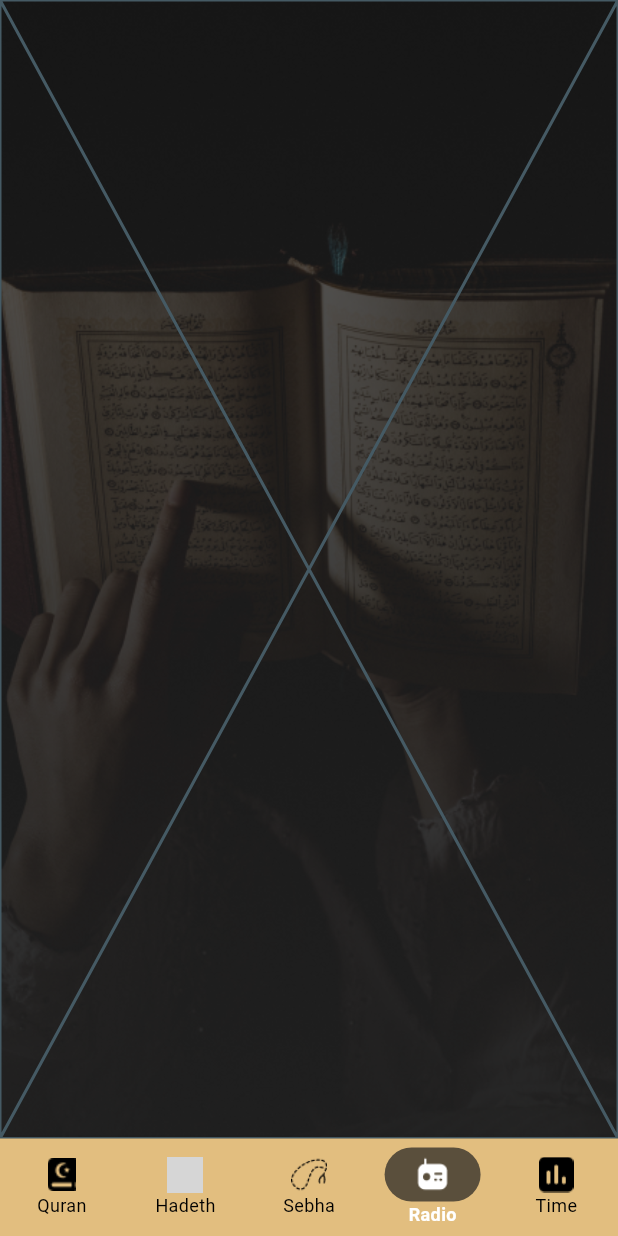
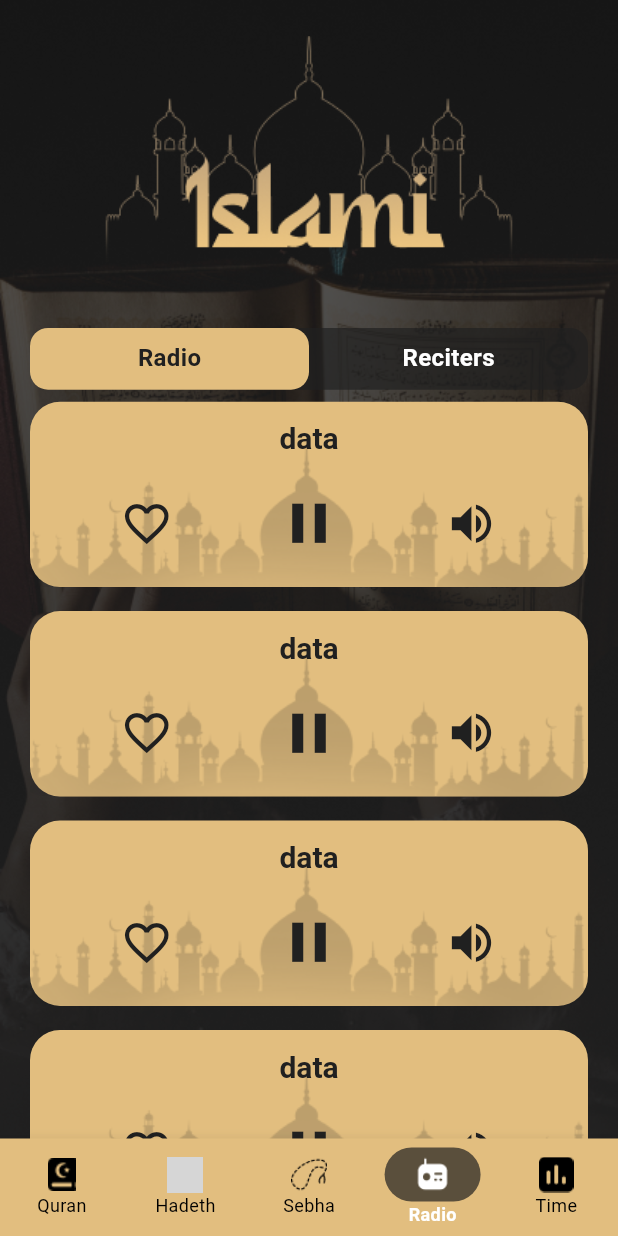
Before and after one commit to EsteshhadMohammed36/Islami, a Flutter app: the screen it shows after launch, item 4 of the bottom bar chosen, on a phone screen of 412 x 824 dp. Run offline on Flutter 3.47's test engine with Material 3 defaults, Android fonts, the phone set to English and light mode, and no system bars; our stand-ins replace carousel_slider, shared_preferences; grey boxes are pictures that could not be loaded.

Commit message:
Finished Radio Tab UI.

```diff
--- /dev/null
+++ b/lib/radio/default_tab_bar_view.dart
@@ -0,0 +1,12 @@
+import 'package:flutter/material.dart';
+import 'package:islami/radio/default_tab_bar_view_item.dart';
+
+class DefaultTabBarView extends StatelessWidget {
+  @override
+  Widget build(BuildContext context) {
+    return ListView.builder(
+      itemBuilder: (context, index) => DefaultTabBarViewItem(),
+      itemCount: 10,
+    );
+  }
+}
--- /dev/null
+++ b/lib/radio/default_tab_bar_view_item.dart
@@ -0,0 +1,78 @@
+import 'package:flutter/material.dart';
+import 'package:islami/app_colors.dart';
+
+class DefaultTabBarViewItem extends StatefulWidget {
+  @override
+  State<DefaultTabBarViewItem> createState() => _DefaultTabBarViewItemState();
+}
+
+class _DefaultTabBarViewItemState extends State<DefaultTabBarViewItem> {
+  bool isFavPressed = true;
+  bool isPlayPressed = true;
+  bool isVolumePressed = true;
+
+  @override
+  Widget build(BuildContext context) {
+    var height = MediaQuery.sizeOf(context).height;
+    var textTheme = Theme.of(context)!.textTheme;
+    return Container(
+      margin: EdgeInsets.symmetric(vertical: 8),
+      height: height * 0.15,
+      decoration: BoxDecoration(
+        borderRadius: BorderRadius.circular(20),
+        color: AppColors.primaryColor,
+      ),
+      child: Stack(alignment: Alignment.bottomCenter, children: [
+        Positioned(
+            bottom: 0,
+            child: Image.asset(
+              "assets/images/radio_play_sound.png",
+            )),
+        Column(
+          mainAxisAlignment: MainAxisAlignment.spaceEvenly,
+          children: [
+            Text(
+              "data",
+              style: textTheme.headlineSmall,
+            ),
+            Row(
+              mainAxisAlignment: MainAxisAlignment.spaceEvenly,
+              children: [
+                IconButton(
+                  onPressed: () {
+                    isFavPressed = !isFavPressed;
+                    setState(() {});
+                  },
+                  icon: isFavPressed
+                      ? Icon(Icons.favorite_border_outlined, size: 35)
+                      : Icon(Icons.favorite, size: 35),
+                  color: AppColors.black,
+                ),
+                IconButton(
+                  onPressed: () {
+                    isPlayPressed = !isPlayPressed;
+                    setState(() {});
+                  },
+                  icon: isPlayPressed
+                      ? Icon(Icons.pause, size: 45)
+                      : Icon(Icons.play_arrow, size: 45),
+                  color: AppColors.black,
+                ),
+                IconButton(
+                  onPressed: () {
+                    isVolumePressed = !isVolumePressed;
+                    setState(() {});
+                  },
+                  icon: isVolumePressed
+                      ? Icon(Icons.volume_up, size: 35)
+                      : Icon(Icons.volume_off, size: 35),
+                  color: AppColors.black,
+                ),
+              ],
+            )
+          ],
+        )
+      ]),
+    );
+  }
+}
--- /dev/null
+++ b/lib/radio/defualt_tab_bar.dart
@@ -0,0 +1,16 @@
+import 'package:flutter/material.dart';
+
+class DefaultTabBar extends StatelessWidget {
+  String text;
+
+  DefaultTabBar({
+    required this.text,
+  });
+
+  @override
+  Widget build(BuildContext context) {
+    return Text(
+      text,
+    );
+  }
+}
--- a/lib/radio/radio_tab.dart
+++ b/lib/radio/radio_tab.dart
@@ -1,10 +1,53 @@
 import 'package:flutter/material.dart';
+import 'package:islami/app_colors.dart';
+import 'package:islami/radio/default_tab_bar_view.dart';
+import 'package:islami/radio/defualt_tab_bar.dart';
 
 class RadioTab extends StatelessWidget {
-  const RadioTab({super.key});
+  RadioTab({super.key});
 
   @override
   Widget build(BuildContext context) {
-    return const Placeholder();
+    var textTheme = Theme.of(context).textTheme;
+    var height = MediaQuery.sizeOf(context).height;
+    return DefaultTabController(
+        length: 2,
+        child: Padding(
+          padding: EdgeInsets.symmetric(horizontal: 20),
+          child: Column(
+            //crossAxisAlignment: CrossAxisAlignment.stretch,
+            children: [
+              Image.asset(
+                "assets/images/islami_logo.png",
+                width: double.infinity,
+              ),
+              Container(
+                height: height * 0.05,
+                decoration: BoxDecoration(
+                    borderRadius: BorderRadius.circular(12),
+                    color: AppColors.blackColor),
+                child: TabBar(
+                    labelColor: AppColors.black,
+                    labelStyle: textTheme.bodyMedium,
+                    indicatorSize: TabBarIndicatorSize.tab,
+                    indicator: BoxDecoration(
+                        borderRadius: BorderRadius.circular(12),
+                        color: AppColors.primaryColor),
+                    unselectedLabelStyle: textTheme.bodyMedium,
+                    dividerColor: Colors.transparent,
+                    unselectedLabelColor: AppColors.white,
+                    tabs: [
+                      DefaultTabBar(text: "Radio"),
+                      DefaultTabBar(text: "Reciters")
+                    ]),
+              ),
+              Expanded(
+                child: TabBarView(
+                  children: [DefaultTabBarView(), DefaultTabBarView()],
+                ),
+              )
+            ],
+          ),
+        ));
   }
 }
```
Also changed, not shown: assets/images/2.0x/radio_pause_sound@2x.png (added), assets/images/2.0x/radio_play_sound@2x.png (added), assets/images/3.0x/radio_pause_sound@3x.png (added), assets/images/3.0x/radio_play_sound@3x.png (added), assets/images/radio_pause_sound.png (added), assets/images/radio_play_sound.png (added).
